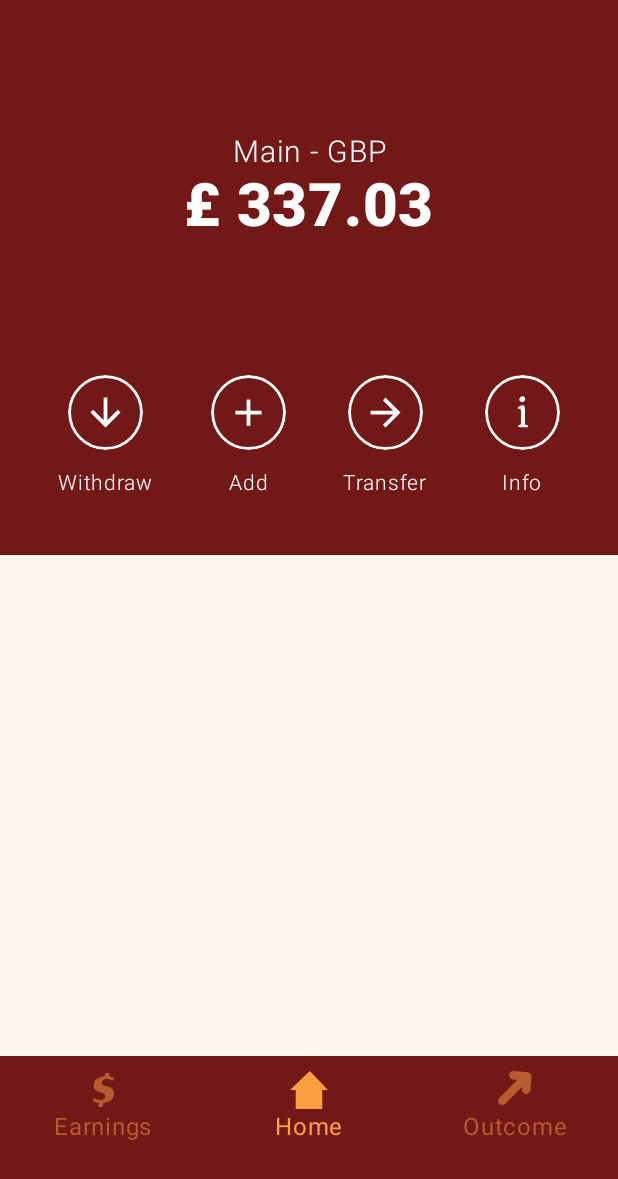
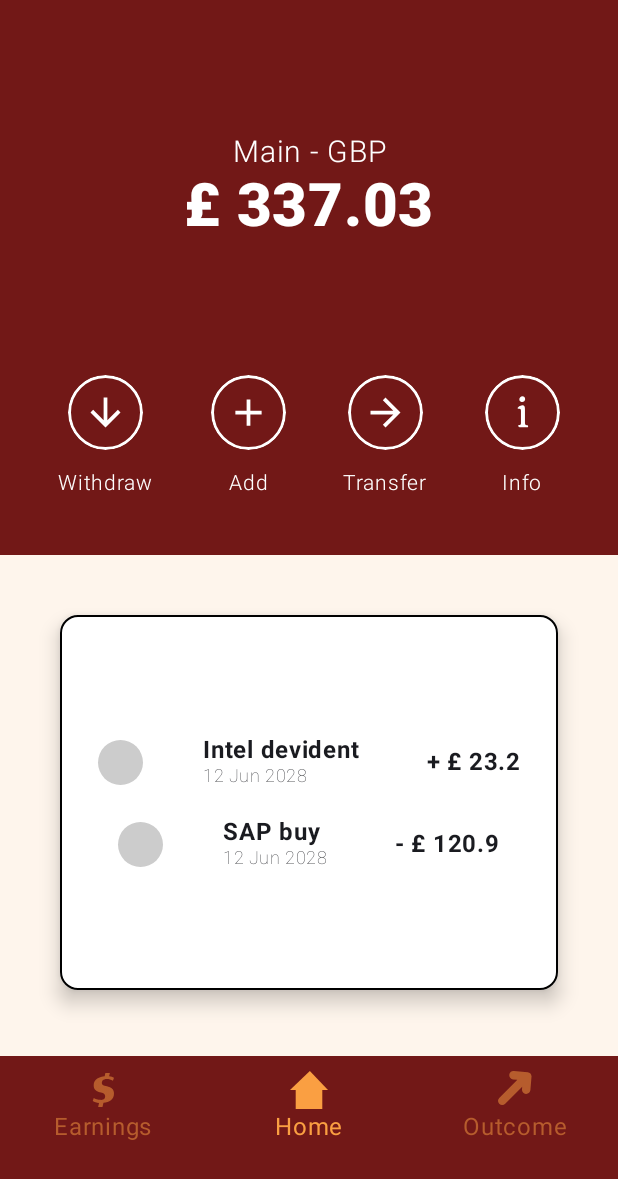
Before and after one commit to ILIIH/Neuro-Maining, an Android app built with Jetpack Compose: the screen it shows after launch (MainActivity), after a tap on "Home", on a phone screen of 412 x 824 dp. Shown: the top 1179 px of the screen. Run offline under Robolectric (Android 15) with nearby library versions, the light colour scheme and no system bars; 1 statement that could not run was skipped.

Commit message:
added transactions list

```diff
--- a/NeuroMaining/app/src/main/java/com/example/neuro_maining/MainActivity.kt
+++ b/NeuroMaining/app/src/main/java/com/example/neuro_maining/MainActivity.kt
@@ -50,44 +50,13 @@ import com.example.neuro_maining.broadcast_receivers.WiFiDirectBroadcastReceiver
 import com.example.neuro_maining.services.NeuronMiningService
 import com.example.neuro_maining.ui.custom_view.PlotView
 import com.example.neuro_maining.ui.theme.NeuroMainingTheme
-import androidx.compose.material3.Card
-import androidx.compose.material3.CardDefaults
 import androidx.compose.material3.Scaffold
 import androidx.compose.runtime.LaunchedEffect
-import androidx.compose.ui.Alignment
 import androidx.compose.ui.graphics.toArgb
-import androidx.compose.ui.text.font.FontWeight
 import androidx.navigation.compose.rememberNavController
-import com.example.neuro_maining.data.MiningHistory
-import com.example.neuro_maining.data.util.getEarningSum
 import com.example.neuro_maining.navigation.AppNavHost
 import com.example.neuro_maining.navigation.BottomNavigationBar
-import com.example.neuro_maining.ui.theme.Graph1Color
-import com.example.neuro_maining.ui.theme.Graph2Color
 import com.example.neuro_maining.ui.theme.PrimaryColor
-
-val miningHistory = listOf(
-    MiningHistory(
-        miningResults = listOf(
-            3 to 200f,
-            2 to 150f,
-            12 to 100f,
-            10 to 50f
-        ),
-        color = Graph1Color,
-        miningSource = "Intel"
-    ),
-    MiningHistory(
-        miningResults = listOf(
-            3 to 230f,
-            1 to 15f,
-            14 to 100f,
-            19 to 50f
-        ),
-        color = Graph2Color,
-        miningSource = "SAP"
-    )
-)
 
 const val EARNING_MULTIPLIER = 0.3
 
--- /dev/null
+++ b/NeuroMaining/app/src/main/java/com/example/neuro_maining/data/MiningTransaction.kt
@@ -0,0 +1,19 @@
+package com.example.neuro_maining.data
+
+enum class TransactionType {
+    DEPOSIT,
+    WITHDRAWAL,
+    PENDING,
+}
+data class MiningTransaction(
+    val id: String,
+    val amount: Double,
+    val currency: String,
+    val type: TransactionType,
+    val date: String,
+    val taskName: String,
+    val description: String? = null
+)
+{
+    override fun toString() = """ ${if (type == TransactionType.DEPOSIT) "+" else "-"} $currency $amount"""
+}
--- /dev/null
+++ b/NeuroMaining/app/src/main/java/com/example/neuro_maining/domain/MockedData.kt
@@ -0,0 +1,49 @@
+package com.example.neuro_maining.domain
+
+import com.example.neuro_maining.data.MiningHistory
+import com.example.neuro_maining.data.MiningTransaction
+import com.example.neuro_maining.data.TransactionType
+import com.example.neuro_maining.ui.theme.Graph1Color
+import com.example.neuro_maining.ui.theme.Graph2Color
+
+val miningTransactions = listOf<MiningTransaction>(
+    MiningTransaction(
+        id ="23FF2",
+        amount = 23.2,
+        currency = "£",
+        type =  TransactionType.DEPOSIT,
+        date = "12 Jun 2026",
+        taskName = "Intel devident",
+    ),
+    MiningTransaction(
+        id ="45YY2",
+        amount = 120.9,
+        currency = "£",
+        type =  TransactionType.WITHDRAWAL,
+        date = "11 Oct 2026",
+        taskName = "SAP buy",
+    ),
+)
+
+val miningHistory = listOf(
+    MiningHistory(
+        miningResults = listOf(
+            3 to 200f,
+            2 to 150f,
+            12 to 100f,
+            10 to 50f
+        ),
+        color = Graph1Color,
+        miningSource = "Intel"
+    ),
+    MiningHistory(
+        miningResults = listOf(
+            3 to 230f,
+            1 to 15f,
+            14 to 100f,
+            19 to 50f
+        ),
+        color = Graph2Color,
+        miningSource = "SAP"
+    )
+)
--- a/NeuroMaining/app/src/main/java/com/example/neuro_maining/ui/earnings_screen/EarningScreen.kt
+++ b/NeuroMaining/app/src/main/java/com/example/neuro_maining/ui/earnings_screen/EarningScreen.kt
@@ -10,7 +10,7 @@ import androidx.compose.foundation.layout.padding
 import androidx.compose.runtime.Composable
 import androidx.compose.ui.Modifier
 import androidx.compose.ui.unit.dp
-import com.example.neuro_maining.miningHistory
+import com.example.neuro_maining.domain.miningHistory
 import com.example.neuro_maining.ui.custom_view.PlotView
 import com.example.neuro_maining.ui.theme.PrimaryColor
 import com.example.neuro_maining.ui.theme.SecondaryBackgroundColor
--- a/NeuroMaining/app/src/main/java/com/example/neuro_maining/ui/earnings_screen/EarningsList.kt
+++ b/NeuroMaining/app/src/main/java/com/example/neuro_maining/ui/earnings_screen/EarningsList.kt
@@ -33,7 +33,7 @@ import com.example.neuro_maining.EARNING_MULTIPLIER
 import com.example.neuro_maining.R
 import com.example.neuro_maining.data.MiningHistory
 import com.example.neuro_maining.data.util.getEarningSum
-import com.example.neuro_maining.miningHistory
+import com.example.neuro_maining.domain.miningHistory
 
 @Composable
 fun EarningsList(modifier: Modifier) {
--- a/NeuroMaining/app/src/main/java/com/example/neuro_maining/ui/home_screen/HomeScreen.kt
+++ b/NeuroMaining/app/src/main/java/com/example/neuro_maining/ui/home_screen/HomeScreen.kt
@@ -1,38 +1,15 @@
 package com.example.neuro_maining.ui.home_screen
 
-import androidx.compose.foundation.Image
 import androidx.compose.foundation.background
-import androidx.compose.foundation.border
-import androidx.compose.foundation.layout.Arrangement
 import androidx.compose.foundation.layout.Box
 import androidx.compose.foundation.layout.Column
-import androidx.compose.foundation.layout.Row
-import androidx.compose.foundation.layout.fillMaxHeight
 import androidx.compose.foundation.layout.fillMaxSize
 import androidx.compose.foundation.layout.fillMaxWidth
-import androidx.compose.foundation.layout.height
 import androidx.compose.foundation.layout.padding
-import androidx.compose.foundation.layout.size
-import androidx.compose.foundation.shape.CircleShape
-import androidx.compose.material3.Text
 import androidx.compose.runtime.Composable
-import androidx.compose.runtime.mutableStateOf
-import androidx.compose.runtime.remember
-import androidx.compose.ui.Alignment
 import androidx.compose.ui.Modifier
-import androidx.compose.ui.draw.clip
-import androidx.compose.ui.graphics.Color
-import androidx.compose.ui.res.painterResource
-import androidx.compose.ui.text.font.FontStyle
-import androidx.compose.ui.text.font.FontWeight
 import androidx.compose.ui.tooling.preview.Preview
 import androidx.compose.ui.unit.dp
-import androidx.compose.ui.unit.sp
-import com.example.neuro_maining.R
-import com.example.neuro_maining.miningHistory
-import com.example.neuro_maining.navigation.NavigationRoute
-import com.example.neuro_maining.ui.custom_view.PlotView
-import com.example.neuro_maining.ui.theme.PrimaryColor
 import com.example.neuro_maining.ui.theme.SecondaryBackgroundColor
 
 @Composable
@@ -42,6 +19,12 @@ fun HomeScreen() {
         .background(SecondaryBackgroundColor)) {
         Column {
             HomeTopbar()
+            TransactionsList(
+                modifier = Modifier
+                .fillMaxWidth()
+                .padding(top = 40.dp)
+                .padding(horizontal = 40.dp)
+            )
         }
     }
 }
--- /dev/null
+++ b/NeuroMaining/app/src/main/java/com/example/neuro_maining/ui/home_screen/TransactionsList.kt
@@ -0,0 +1,112 @@
+package com.example.neuro_maining.ui.home_screen
+
+import androidx.compose.foundation.background
+import androidx.compose.foundation.border
+import androidx.compose.foundation.layout.Arrangement
+import androidx.compose.foundation.layout.Box
+import androidx.compose.foundation.layout.Column
+import androidx.compose.foundation.layout.PaddingValues
+import androidx.compose.foundation.layout.Row
+import androidx.compose.foundation.layout.Spacer
+import androidx.compose.foundation.layout.fillMaxSize
+import androidx.compose.foundation.layout.fillMaxWidth
+import androidx.compose.foundation.layout.height
+import androidx.compose.foundation.layout.padding
+import androidx.compose.foundation.layout.size
+import androidx.compose.foundation.layout.width
+import androidx.compose.foundation.lazy.LazyColumn
+import androidx.compose.foundation.shape.CircleShape
+import androidx.compose.foundation.shape.RoundedCornerShape
+import androidx.compose.material3.Card
+import androidx.compose.material3.CardDefaults
+import androidx.compose.material3.MaterialTheme
+import androidx.compose.material3.Text
+import androidx.compose.runtime.Composable
+import androidx.compose.ui.Alignment
+import androidx.compose.ui.Modifier
+import androidx.compose.ui.draw.shadow
+import androidx.compose.ui.graphics.Color
+import androidx.compose.ui.text.font.FontWeight
+import androidx.compose.ui.unit.dp
+import com.example.neuro_maining.EARNING_MULTIPLIER
+import com.example.neuro_maining.data.MiningHistory
+import com.example.neuro_maining.data.MiningTransaction
+import com.example.neuro_maining.data.util.getEarningSum
+import com.example.neuro_maining.domain.miningHistory
+import com.example.neuro_maining.domain.miningTransactions
+
+@Composable
+fun TransactionsList(modifier: Modifier) {
+    LazyColumn(
+        modifier = modifier
+            .shadow(
+                elevation = 8.dp,
+                shape = RoundedCornerShape(12.dp),
+                clip = false
+            )
+            .border(
+                width = 1.dp,
+                color = Color.Black,
+                shape = RoundedCornerShape(12.dp)
+            )
+            .background(
+                color = Color.White,
+                shape = RoundedCornerShape(12.dp)
+            )
+            .height(250.dp),
+        contentPadding = PaddingValues(8.dp),
+        verticalArrangement = Arrangement.Center,
+    ) {
+
+        items(
+            count = miningTransactions.size,
+            itemContent = { index ->
+                TransactionItem(miningTransactions[index])
+            }
+        )
+    }
+}
+
+@Composable
+fun TransactionItem(item: MiningTransaction) {
+    Card(
+        modifier = Modifier
+            .fillMaxWidth()
+            .padding(10.dp),
+        colors = CardDefaults.cardColors(containerColor = Color.Transparent)
+    ) {
+        Row(
+            modifier = Modifier.fillMaxSize(),
+            horizontalArrangement = Arrangement.Center,
+            verticalAlignment = Alignment.CenterVertically
+        ) {
+            Box(
+                modifier = Modifier
+                    .size(30.dp)
+                    .background(Color.LightGray, shape = CircleShape)
+            )
+            Spacer(modifier = Modifier.width(40.dp))
+            Column {
+                Text(
+                    text = item.taskName,
+                    style = MaterialTheme.typography.bodyLarge.copy(
+                        fontWeight = FontWeight.Bold
+                    )
+                )
+                Text(
+                    text = "12 Jun 2028",
+                    style = MaterialTheme.typography.bodySmall.copy(
+                        fontWeight = FontWeight.ExtraLight
+                    )
+                )
+            }
+            Spacer(modifier = Modifier.width(40.dp))
+            Text(
+                text = item.toString(),
+                style = MaterialTheme.typography.bodyLarge.copy(
+                    fontWeight = FontWeight.Bold
+                )
+            )
+        }
+    }
+}
--- a/NeuroMaining/app/src/main/java/com/example/neuro_maining/ui/outcome_screen/OutcomeScreen.kt
+++ b/NeuroMaining/app/src/main/java/com/example/neuro_maining/ui/outcome_screen/OutcomeScreen.kt
@@ -11,7 +11,6 @@ import androidx.compose.material3.Text
 import androidx.compose.runtime.Composable
 import androidx.compose.ui.Modifier
 import androidx.compose.ui.unit.dp
-import com.example.neuro_maining.miningHistory
 import com.example.neuro_maining.ui.custom_view.PlotView
 import com.example.neuro_maining.ui.theme.PrimaryColor
 import com.example.neuro_maining.ui.theme.SecondaryBackgroundColor
```
Also changed, not shown: 1 other file.
